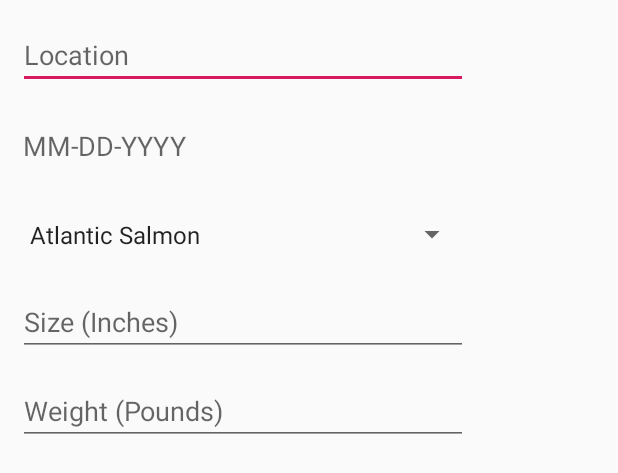
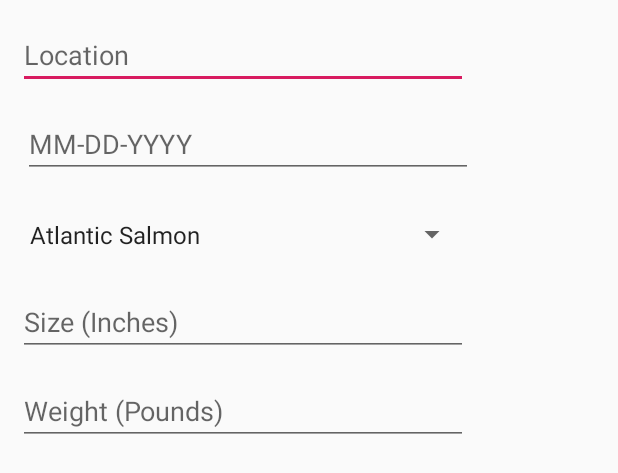
Before and after one commit to OntarioFish/OntarioFish, an Android app: the layout logbook_add_entry_dialog.xml on its own in the app's theme, with its tools: preview values and no code run, on a phone screen of 412 x 824 dp. Shown: the top 473 px of the screen. Run offline under Robolectric (Android 15) with nearby library versions, the phone set to English and light mode, and no system bars; Roboto replaces fonts that are not available here.

Commit message:
Changed text sizes for logbook. Forced orientation in manifest. Adding Lake Herring to log book.

```diff
--- a/app/src/main/java/android/example/ontariofish/LogbookEntryDialog.java
+++ b/app/src/main/java/android/example/ontariofish/LogbookEntryDialog.java
@@ -57,7 +57,7 @@ public class LogbookEntryDialog extends AppCompatDialogFragment {
         final EditText line2 = view.findViewById(R.id.editTextLocation2);
         final EditText line3 = view.findViewById(R.id.editTextSize2);
         final EditText line4 = view.findViewById(R.id.editTextWeight2);
-        final TextView line5 = view.findViewById(R.id.editTextDate2);
+        final EditText line5 = view.findViewById(R.id.editTextDate2);
 
         line5.setOnClickListener(new View.OnClickListener() {
             @Override
@@ -111,6 +111,8 @@ public class LogbookEntryDialog extends AppCompatDialogFragment {
         return builder.create();
     }
 
+
+
     @Override
     public void onAttach(Context context) {
         super.onAttach(context);
--- a/app/src/main/res/layout/logbook_add_entry_dialog.xml
+++ b/app/src/main/res/layout/logbook_add_entry_dialog.xml
@@ -52,9 +52,9 @@
         app:layout_constraintStart_toStartOf="parent"
         app:layout_constraintTop_toBottomOf="@+id/editTextDate2" />
 
-    <TextView
+    <EditText
         android:id="@+id/editTextDate2"
-        android:layout_width="297dp"
+        android:layout_width="300dp"
         android:layout_height="43dp"
         android:layout_marginStart="15dp"
         android:layout_marginTop="16dp"
@@ -62,6 +62,7 @@
         android:hint="@string/date_text_box"
         android:textSize="18sp"
         app:layout_constraintStart_toStartOf="parent"
-        app:layout_constraintTop_toBottomOf="@+id/editTextLocation2" />
+        app:layout_constraintTop_toBottomOf="@+id/editTextLocation2"
+        android:focusable="false"/>
 
 </androidx.constraintlayout.widget.ConstraintLayout>
--- a/app/src/main/res/layout/logbook_entry_text.xml
+++ b/app/src/main/res/layout/logbook_entry_text.xml
@@ -13,7 +13,7 @@
         android:layout_height="wrap_content"
         android:textColor="@android:color/black"
         android:layout_marginStart="8dp"
-        android:textSize="16sp" />
+        android:textSize="18sp" />
 
     <TextView
         android:id="@+id/textview_line_2"
@@ -21,6 +21,6 @@
         android:layout_height="wrap_content"
         android:layout_below="@+id/textview_line1"
         android:layout_marginStart="8dp"
-        android:textSize="12sp" />
+        android:textSize="14sp" />
 
 </RelativeLayout>
--- a/app/src/main/res/values/strings.xml
+++ b/app/src/main/res/values/strings.xml
@@ -51,6 +51,7 @@
         <item>Chinook Salmon</item>
         <item>Coho Salmon</item>
         <item>Common Carp</item>
+        <item>Lake Herring</item>
         <item>Lake Sturgeon</item>
         <item>Lake Trout</item>
         <item>Lake Whitefish</item>
--- a/app/src/main/res/values/styles.xml
+++ b/app/src/main/res/values/styles.xml
@@ -3,12 +3,6 @@
     <!-- Base application theme. -->
     <style name="AppTheme" parent="Theme.AppCompat.Light.NoActionBar">
         <!-- Customize your theme here. -->
-        <item name="colorPrimary">@color/colorPrimary</item>
-        <item name="colorPrimaryDark">@color/colorPrimaryDark</item>
-        <item name="colorAccent">@color/colorAccent</item>
-    </style>
-
-    <style name="FishInfoTheme" parent="Theme.AppCompat.Light.NoActionBar" >
         <item name="colorPrimary">@color/colorPrimary</item>
         <item name="colorPrimaryDark">@color/colorPrimaryDark</item>
         <item name="colorAccent">@color/colorAccent</item>
```
Also changed, not shown: app/src/main/AndroidManifest.xml (+4 -4 lines).
